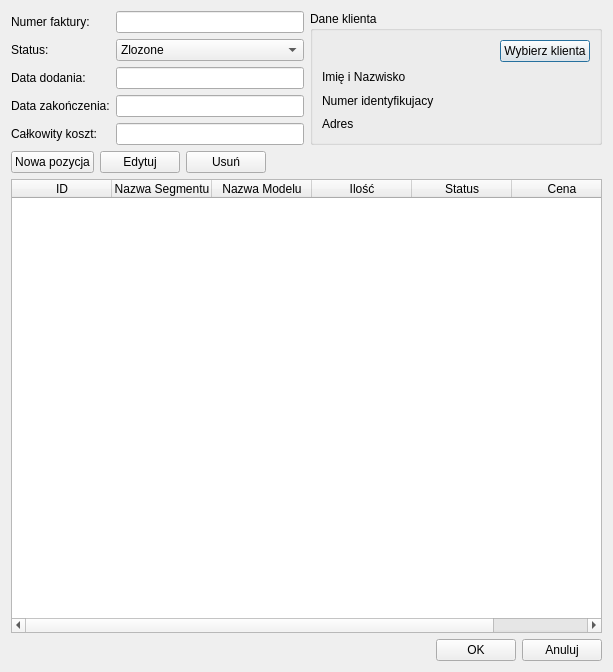
This is app/ui/invoiceDialog.ui in HBuczynski/Fabryka_okien as Qt 5 draws it before an edit. The edited form follows.
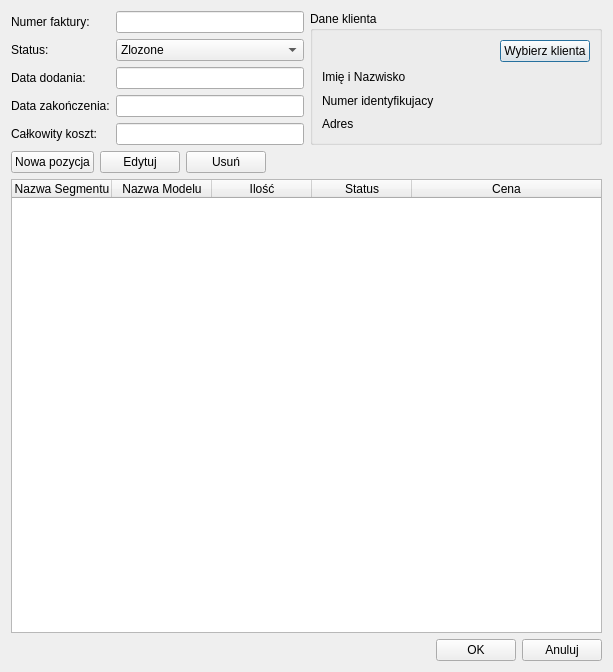
This is the edited form.

Commit message: Deleted position_id from order dialog.

The edit to the form file:
```diff
--- a/app/ui/invoiceDialog.ui
+++ b/app/ui/invoiceDialog.ui
@@ -213,11 +213,6 @@
      <attribute name="verticalHeaderStretchLastSection">
       <bool>true</bool>
      </attribute>
-     <column>
-      <property name="text">
-       <string>ID</string>
-      </property>
-     </column>
      <column>
       <property name="text">
        <string>Nazwa Segmentu</string>
```
The commit also changes 1 other file.
